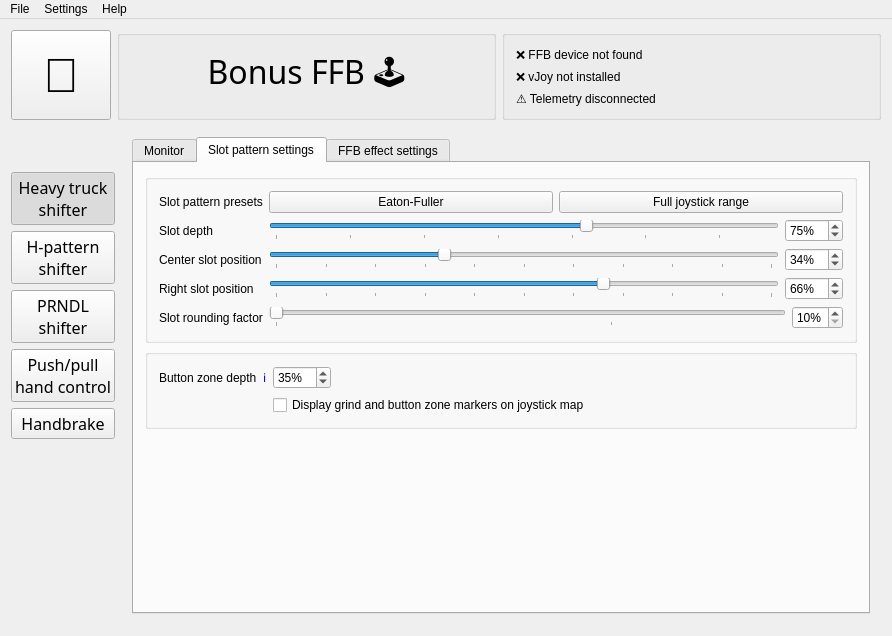
Old version of the form BonusFFB/BonusFFB.ui in the repository kgmonteith/BonusFFB.
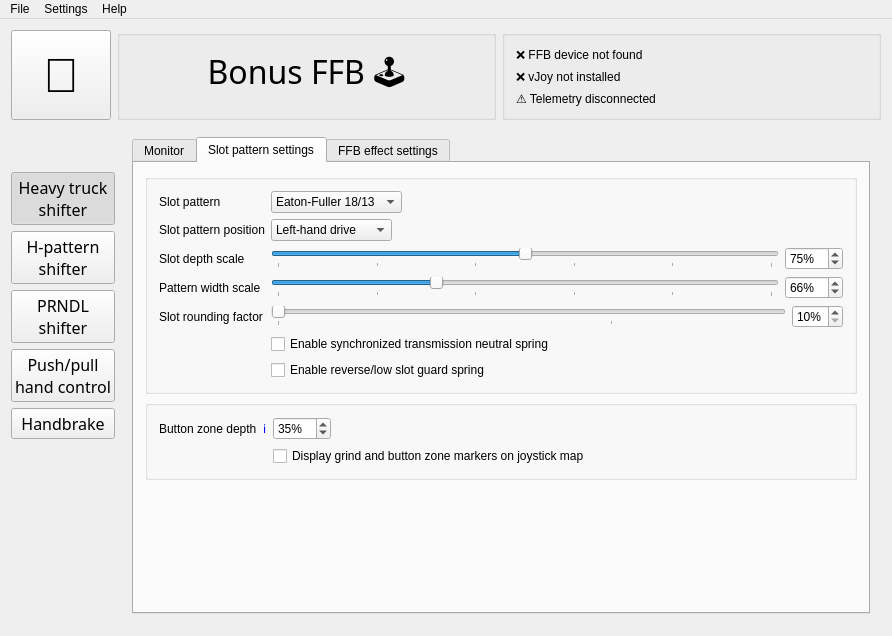
New version of the form. The open tabs and pages were chosen to show the change. Icons and pictures are not drawn.

Commit message: - Fixed static effect launch strength - Added slot pattern class for heavy truck mode

The edit to the form file:
```diff
--- a/BonusFFB/BonusFFB.ui
+++ b/BonusFFB/BonusFFB.ui
@@ -374,7 +374,7 @@
                  <item>
                   <widget class="QLabel" name="label_42">
                    <property name="text">
-                    <string>Slot pattern presets</string>
+                    <string>Slot pattern</string>
                    </property>
                   </widget>
                  </item>
@@ -383,38 +383,92 @@
                <item row="0" column="1">
                 <layout class="QHBoxLayout" name="horizontalLayout_25">
                  <item>
-                  <widget class="QPushButton" name="heavytruck_setPresetEatonFullerButton">
-                   <property name="text">
-                    <string>Eaton-Fuller</string>
+                  <widget class="QComboBox" name="heavytruck_slotPatternComboBox">
+                   <property name="sizePolicy">
+                    <sizepolicy hsizetype="Minimum" vsizetype="Fixed">
+                     <horstretch>0</horstretch>
+                     <verstretch>0</verstretch>
+                    </sizepolicy>
                    </property>
+                   <item>
+                    <property name="text">
+                     <string>Eaton-Fuller 18/13</string>
+                    </property>
+                   </item>
+                   <item>
+                    <property name="text">
+                     <string>Eaton-Fuller 10</string>
+                    </property>
+                   </item>
+                   <item>
+                    <property name="text">
+                     <string>Scania 12</string>
+                    </property>
+                   </item>
+                   <item>
+                    <property name="text">
+                     <string>Scania 12+2</string>
+                    </property>
+                   </item>
+                   <item>
+                    <property name="text">
+                     <string>Volvo 12</string>
+                    </property>
+                   </item>
+                   <item>
+                    <property name="text">
+                     <string>Volvo 12+2</string>
+                    </property>
+                   </item>
+                   <item>
+                    <property name="text">
+                     <string>ZF 12</string>
+                    </property>
+                   </item>
+                   <item>
+                    <property name="text">
+                     <string>ZF 16 (Modern)</string>
+                    </property>
+                   </item>
+                   <item>
+                    <property name="text">
+                     <string>ZF 16 (Double-H)</string>
+                    </property>
+                   </item>
                   </widget>
                  </item>
                  <item>
-                  <widget class="QPushButton" name="heavytruck_setPresetFullRangeButton">
-                   <property name="text">
-                    <string>Full joystick range</string>
+                  <spacer name="horizontalSpacer_2">
+                   <property name="orientation">
+                    <enum>Qt::Orientation::Horizontal</enum>
                    </property>
-                  </widget>
+                   <property name="sizeHint" stdset="0">
+                    <size>
+                     <width>40</width>
+                     <height>20</height>
+                    </size>
+                   </property>
+                  </spacer>
                  </item>
                 </layout>
                </item>
-               <item row="1" column="0">
+               <item row="2" column="0">
                 <layout class="QHBoxLayout" name="horizontalLayout_45">
                  <item>
                   <widget class="QLabel" name="label_38">
                    <property name="text">
-                    <string>Slot depth</string>
+                    <string>Slot depth scale</string>
                    </property>
                   </widget>
                  </item>
                 </layout>
                </item>
-               <item row="1" column="1">
+               <item row="2" column="1">
                 <layout class="QHBoxLayout" name="horizontalLayout_46">
                  <item>
                   <widget class="QSlider" name="heavytruck_slotDepthSlider">
                    <property name="minimum">
-                    <number>33</number>
+                    <number>50</number>
                    </property>
                    <property name="maximum">
                     <number>100</number>
@@ -439,7 +493,7 @@
                     <string>%</string>
                    </property>
                    <property name="minimum">
-                    <number>33</number>
+                    <number>50</number>
                    </property>
                    <property name="maximum">
                     <number>100</number>
@@ -451,76 +505,23 @@
                  </item>
                 </layout>
                </item>
-               <item row="2" column="0">
+               <item row="3" column="0">
                 <layout class="QHBoxLayout" name="horizontalLayout_47">
                  <item>
                   <widget class="QLabel" name="label_40">
                    <property name="text">
-                    <string>Center slot position</string>
-                   </property>
-                  </widget>
-                 </item>
-                </layout>
-               </item>
-               <item row="2" column="1">
-                <layout class="QHBoxLayout" name="horizontalLayout_48">
-                 <item>
-                  <widget class="QSlider" name="heavytruck_centerSlotPositionSlider">
-                   <property name="minimum">
-                    <number>0</number>
-                   </property>
-                   <property name="maximum">
-                    <number>100</number>
-                   </property>
-                   <property name="value">
-                    <number>34</number>
-                   </property>
-                   <property name="orientation">
-                    <enum>Qt::Orientation::Horizontal</enum>
-                   </property>
-                   <property name="tickPosition">
-                    <enum>QSlider::TickPosition::TicksBelow</enum>
-                   </property>
-                   <property name="tickInterval">
-                    <number>10</number>
-                   </property>
-                  </widget>
-                 </item>
-                 <item>
-                  <widget class="QSpinBox" name="heavytruck_centerSlotPositionSpinbox">
-                   <property name="suffix">
-                    <string>%</string>
-                   </property>
-                   <property name="minimum">
-                    <number>0</number>
-                   </property>
-                   <property name="maximum">
-                    <number>100</number>
-                   </property>
-                   <property name="value">
-                    <number>34</number>
-                   </property>
-                  </widget>
-                 </item>
-                </layout>
-               </item>
-               <item row="3" column="0">
-                <layout class="QHBoxLayout" name="horizontalLayout_50">
-                 <item>
-                  <widget class="QLabel" name="label_44">
-                   <property name="text">
-                    <string>Right slot position</string>
+                    <string>Pattern width scale</string>
                    </property>
                   </widget>
                  </item>
                 </layout>
                </item>
                <item row="3" column="1">
-                <layout class="QHBoxLayout" name="horizontalLayout_51">
+                <layout class="QHBoxLayout" name="horizontalLayout_48">
                  <item>
-                  <widget class="QSlider" name="heavytruck_rightSlotPositionSlider">
+                  <widget class="QSlider" name="heavytruck_slotPatternWidthScaleSlider">
                    <property name="minimum">
-                    <number>0</number>
+                    <number>50</number>
                    </property>
                    <property name="maximum">
                     <number>100</number>
@@ -540,7 +541,7 @@
                   </widget>
                  </item>
                  <item>
-                  <widget class="QSpinBox" name="heavytruck_rightSlotPositionSpinbox">
+                  <widget class="QSpinBox" name="heavytruck_slotPatternWidthScaleSpinbox">
                    <property name="suffix">
                     <string>%</string>
                    </property>
@@ -557,7 +558,7 @@
                  </item>
                 </layout>
                </item>
-               <item row="4" column="0">
+               <item row="7" column="0">
                 <layout class="QHBoxLayout" name="horizontalLayout_55">
                  <item>
                   <widget class="QLabel" name="label_45">
@@ -568,7 +569,7 @@
                  </item>
                 </layout>
                </item>
-               <item row="4" column="1">
+               <item row="7" column="1">
                 <layout class="QHBoxLayout" name="horizontalLayout_56">
                  <item>
                   <widget class="QSlider" name="heavytruck_slotRoundingFactorSlider">
@@ -610,6 +611,67 @@
                  </item>
                 </layout>
                </item>
+               <item row="8" column="1">
+                <widget class="QCheckBox" name="checkBox">
+                 <property name="text">
+                  <string>Enable synchronized transmission neutral spring</string>
+                 </property>
+                </widget>
+               </item>
+               <item row="9" column="1">
+                <widget class="QCheckBox" name="checkBox_2">
+                 <property name="text">
+                  <string>Enable reverse/low slot guard spring</string>
+                 </property>
+                </widget>
+               </item>
+               <item row="1" column="0">
+                <layout class="QHBoxLayout" name="horizontalLayout_50">
+                 <item>
+                  <widget class="QLabel" name="label_44">
+                   <property name="text">
+                    <string>Slot pattern position</string>
+                   </property>
+                  </widget>
+                 </item>
+                </layout>
+               </item>
+               <item row="1" column="1">
+                <layout class="QHBoxLayout" name="horizontalLayout_51">
+                 <item>
+                  <widget class="QComboBox" name="heavytruck_slotPatternPositionComboBox">
+                   <item>
+                    <property name="text">
+                     <string>Left-hand drive</string>
+                    </property>
+                   </item>
+                   <item>
+                    <property name="text">
+                     <string>Centered</string>
+                    </property>
+                   </item>
+                   <item>
+                    <property name="text">
+                     <string>Right-hand drive</string>
+                    </property>
+                   </item>
+                  </widget>
+                 </item>
+                 <item>
+                  <spacer name="horizontalSpacer_3">
+                   <property name="orientation">
+                    <enum>Qt::Orientation::Horizontal</enum>
+                   </property>
+                   <property name="sizeHint" stdset="0">
+                    <size>
+                     <width>40</width>
+                     <height>20</height>
+                    </size>
+                   </property>
+                  </spacer>
+                 </item>
+                </layout>
+               </item>
               </layout>
              </widget>
             </item>
```
Left out of the diff: 6 changed lines with no effect on the pictures. The commit also changes 8 other files.
